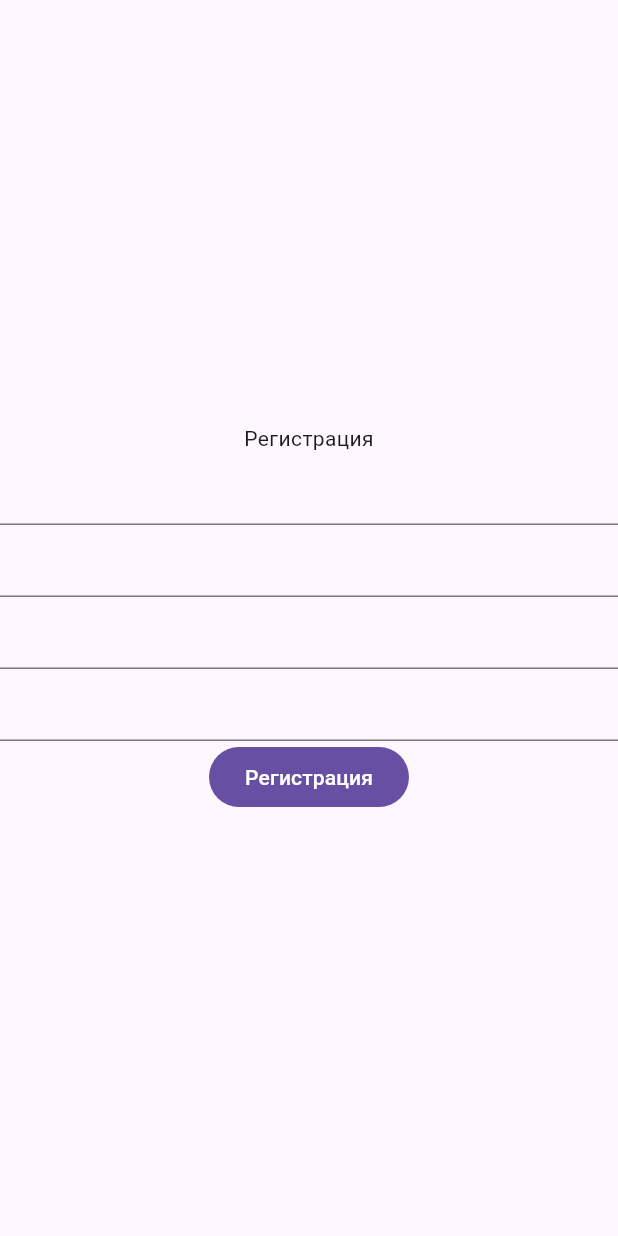
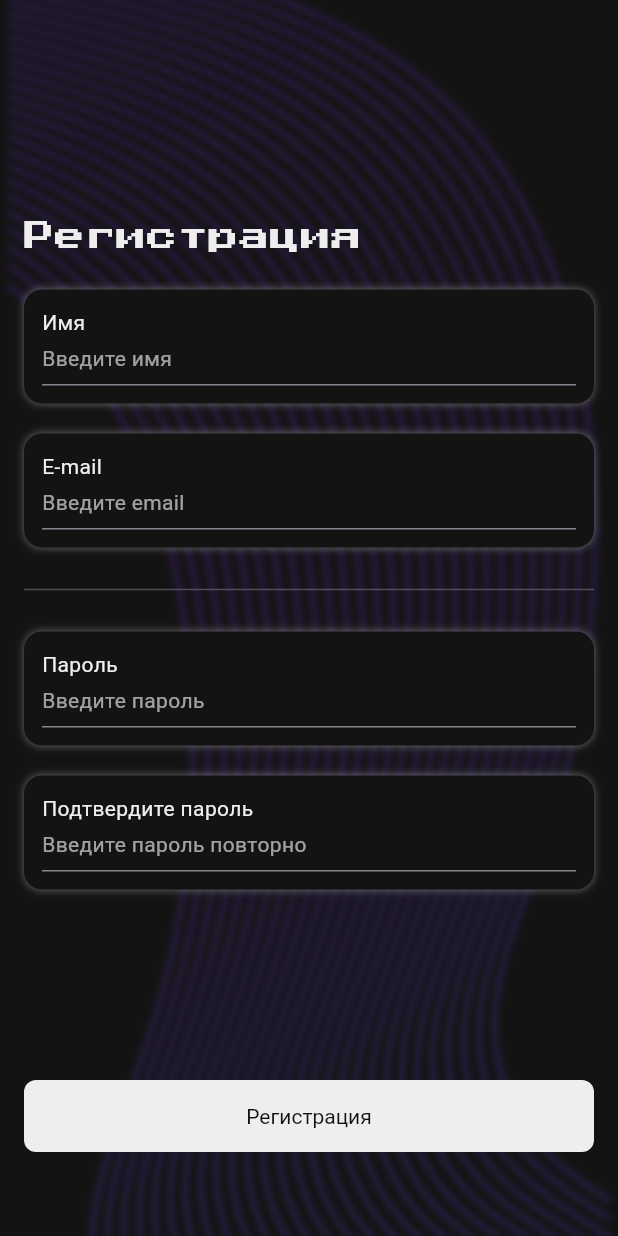
Before and after one commit to PPnGGn/draw_hub, a Flutter app: the screen it shows after launch, after a tap on "Регистрация", on a phone screen of 412 x 824 dp. Run offline on Flutter 3.47's test engine with Material 3 defaults, Android fonts, the phone set to English and light mode, and no system bars; our stand-ins replace firebase_auth, firebase_core, flutter_riverpod, go_router; accounts and stored records are empty.

Commit message:
задал тему и дизайн страниц авторизации

```diff
--- a/lib/auth/pages/login_page.dart
+++ /dev/null
@@ -1,23 +0,0 @@
-import 'package:flutter/material.dart';
-import 'package:go_router/go_router.dart';
-
-class LoginPage extends StatelessWidget {
-  const LoginPage({super.key});
-
-  @override
-  Widget build(BuildContext context) {
-    return Scaffold(
-      body: Column(
-        mainAxisAlignment: MainAxisAlignment.center,
-        children: [
-          Text('Вход'),
-          TextField(),
-          TextField(),
-
-          FilledButton(onPressed: () {}, child: Text('Войти')),
-          FilledButton(onPressed: () => context.push('/registration'), child: Text('Регистрация')),
-        ],
-      ),
-    );
-  }
-}
--- a/lib/auth/pages/registration_page.dart
+++ /dev/null
@@ -1,61 +0,0 @@
-import 'package:draw_hub/auth/usecases/auth_usecase.dart';
-import 'package:draw_hub/services/auth_service.dart';
-import 'package:flutter/material.dart';
-
-class RegistrationPage extends StatefulWidget {
-  const RegistrationPage({super.key});
-
-  @override
-  State<RegistrationPage> createState() => _RegistrationPageState();
-}
-
-class _RegistrationPageState extends State<RegistrationPage> {
-  final AuthUseCase _authUseCase = AuthUseCase(AuthService());
-  TextEditingController _emailController = TextEditingController();
-  TextEditingController _passwordController = TextEditingController();
-
-  @override
-  Widget build(BuildContext context) {
-    return Scaffold(
-      body: Column(
-        mainAxisAlignment: MainAxisAlignment.center,
-        children: [
-          Text('Регистрация'),
-          TextField(controller: _emailController),
-          TextField(controller: _passwordController),
-          TextField(),
-          TextField(),
-
-          FilledButton(
-            onPressed: () async {
-              final email = _emailController.text.trim();
-              final password = _passwordController.text.trim();
-
-              try {
-                final user = await _authUseCase.registrationUseCase(
-                  email: email,
-                  password: password,
-                );
-
-                if (user != null) {
-                  ScaffoldMessenger.of(context).showSnackBar(
-                    SnackBar(content: Text('Регистрация успешна!')),
-                  );
-                } else {
-                  ScaffoldMessenger.of(
-                    context,
-                  ).showSnackBar(SnackBar(content: Text('Ошибка регистрации')));
-                }
-              } catch (e) {
-                ScaffoldMessenger.of(
-                  context,
-                ).showSnackBar(SnackBar(content: Text('Ошибка: $e')));
-              }
-            },
-            child: Text('Регистрация'),
-          ),
-        ],
-      ),
-    );
-  }
-}
--- a/lib/core/providers/auth_providers.dart
+++ b/lib/core/providers/auth_providers.dart
@@ -1,4 +1,4 @@
-import 'package:draw_hub/auth/usecases/auth_usecase.dart';
+import 'package:draw_hub/features/auth/usecases/auth_usecase.dart';
 import 'package:draw_hub/services/auth_service.dart';
 import 'package:firebase_auth/firebase_auth.dart';
 import 'package:flutter_riverpod/flutter_riverpod.dart';
--- /dev/null
+++ b/lib/core/theme/app_colors.dart
@@ -0,0 +1,16 @@
+import 'dart:ui';
+
+class AppColors {
+  static const surface = Color(0xFF131313);
+  static const white = Color(0xFFEEEEEE);
+  static const gray = Color(0xFF87858F);
+  static const primary = Color(0xFF8924E7);
+  static const secondary = Color(0xFF6A46F9);
+  static const purple = Color(0xFF6A46F9);
+
+  static const shadow = Color(0xFFE3E3E3);
+
+  // static const onPrimary = Color(0xFFFFFFFF);
+  // static const secondary = Color(0xFF03DAC6);
+  // static const onSecondary = Color(0xFF000000);
+}
--- /dev/null
+++ b/lib/core/theme/app_theme.dart
@@ -0,0 +1,126 @@
+import 'package:draw_hub/core/theme/app_colors.dart';
+import 'package:flutter/material.dart';
+
+final ThemeData appTheme = ThemeData(
+  primaryColor: AppColors.primary,
+  //scaffoldBackgroundColor: AppColors.surface,
+  appBarTheme: const AppBarTheme(
+    backgroundColor: Color(0xFF181D23),
+    foregroundColor: Colors.yellow,
+    elevation: 1,
+    centerTitle: true,
+    surfaceTintColor: Colors.transparent,
+    titleTextStyle: TextStyle(
+      fontSize: 20,
+      fontWeight: FontWeight.bold,
+      color: Colors.yellow,
+    ),
+    iconTheme: IconThemeData(color: AppColors.primary),
+  ),
+  colorScheme: ColorScheme.dark(
+    primary: AppColors.primary,
+    secondary: AppColors.secondary,
+    surface: AppColors.surface,
+    onPrimary: AppColors.white,
+    onSecondary: AppColors.white,
+    onSurface: AppColors.white,
+  ),
+  cardTheme: const CardThemeData(
+    color: Color(0xFF222A36),
+    elevation: 3,
+    shadowColor: Color(0xFF11151A),
+    margin: EdgeInsets.symmetric(vertical: 7, horizontal: 10),
+    shape: RoundedRectangleBorder(
+      borderRadius: BorderRadius.all(Radius.circular(14)),
+    ),
+  ),
+  // floatingActionButtonTheme: const FloatingActionButtonThemeData(
+  //   backgroundColor: AppColors.primary,
+  //   foregroundColor: Color(0xFF222A36),
+  // ),
+  filledButtonTheme: FilledButtonThemeData(
+    style: ButtonStyle(
+      minimumSize: WidgetStateProperty.all<Size>(
+        const Size(double.infinity, 48),
+      ),
+      backgroundColor: WidgetStateProperty.all<Color>(AppColors.white),
+      foregroundColor: WidgetStateProperty.all<Color>(AppColors.surface),
+      textStyle: WidgetStateProperty.all<TextStyle>(
+        const TextStyle(fontSize: 14, fontWeight: FontWeight.w400),
+      ),
+      padding: WidgetStateProperty.all<EdgeInsetsGeometry>(
+        const EdgeInsets.symmetric(horizontal: 20, vertical: 12),
+      ),
+      shape: WidgetStateProperty.all<RoundedRectangleBorder>(
+        RoundedRectangleBorder(borderRadius: BorderRadius.circular(8.0)),
+      ),
+    ),
+  ),
+  dividerTheme: DividerThemeData(color: AppColors.gray.withValues(alpha: 0.5)),
+
+  textTheme: const TextTheme(
+    bodyMedium: TextStyle(
+      color: AppColors.white,
+      fontSize: 14,
+      fontWeight: FontWeight.w400,
+    ),
+    bodyLarge: TextStyle(
+      color: AppColors.white,
+      fontSize: 20,
+      fontWeight: FontWeight.w400,
+      fontFamily: "PressStart2P",
+    ),
+    // titleLarge: TextStyle(
+    //   color: AppColors.surface,
+    //   fontSize: 22,
+    //   fontWeight: FontWeight.bold,
+    // ),
+  ),
+  listTileTheme: const ListTileThemeData(
+    contentPadding: EdgeInsets.symmetric(horizontal: 12, vertical: 8),
+    iconColor: AppColors.primary,
+    tileColor: Color(0xFF222A36),
+    shape: RoundedRectangleBorder(
+      borderRadius: BorderRadius.all(Radius.circular(12)),
+    ),
+    textColor: Colors.yellow,
+  ),
+  bottomNavigationBarTheme: const BottomNavigationBarThemeData(
+    backgroundColor: Color(0xFF181D23),
+    elevation: 10,
+    selectedItemColor: Colors.yellow,
+    unselectedItemColor: Colors.grey,
+    selectedIconTheme: IconThemeData(color: Colors.yellow),
+    unselectedIconTheme: IconThemeData(color: Colors.grey),
+    showUnselectedLabels: true,
+    type: BottomNavigationBarType.fixed,
+  ),
+
+  // inputDecorationTheme: InputDecorationTheme(
+  //   fillColor: AppColors.surface,
+  //   filled: true,
+  //   border: OutlineInputBorder(
+  //     borderRadius: BorderRadius.circular(8.0),
+  //     borderSide: BorderSide(color: AppColors.gray),
+  //   ),
+  //   enabledBorder: OutlineInputBorder(
+  //     borderRadius: BorderRadius.circular(12.0),
+  //     borderSide: BorderSide(color: AppColors.gray),
+  //   ),
+  //   focusedBorder: OutlineInputBorder(
+  //     borderRadius: BorderRadius.circular(12.0),
+  //     borderSide: BorderSide(color: AppColors.primary),
+  //   ),
+  //   contentPadding: const EdgeInsets.symmetric(horizontal: 14, vertical: 10),
+  //   hintStyle: const TextStyle(
+  //     fontSize: 14,
+  //     fontWeight: FontWeight.w400,
+  //     color: AppColors.gray,
+  //   ),
+  //   labelStyle: TextStyle(
+  //     fontSize: 14,
+  //     fontWeight: FontWeight.w400,
+  //     color: AppColors.purple,
+  //   ),
+  // ),
+);
--- /dev/null
+++ b/lib/features/auth/pages/login_page.dart
@@ -0,0 +1,61 @@
+import 'package:draw_hub/features/auth/widgets/custom_text_field.dart';
+import 'package:draw_hub/features/widgets/gradient_button.dart';
+import 'package:flutter/material.dart';
+import 'package:go_router/go_router.dart';
+
+class LoginPage extends StatelessWidget {
+  const LoginPage({super.key});
+
+  @override
+  Widget build(BuildContext context) {
+    return Scaffold(
+
+      body: Stack(
+        children: [
+          Image.asset(
+            'assets/png/background_img.png',
+            fit: BoxFit.cover,
+            width: double.infinity,
+            height: MediaQuery.of(context).size.height,
+          ),
+          Padding(
+          padding: const EdgeInsets.all(16.0),
+          child: Column(
+            mainAxisAlignment: MainAxisAlignment.center,
+            crossAxisAlignment: CrossAxisAlignment.start,
+            children: [
+                 const Spacer(),
+              Text(
+                'Вход',
+                style: Theme.of(context).textTheme.bodyLarge,
+                textAlign: TextAlign.start,
+              ),
+              const SizedBox(height: 20),
+              CustomTextField(
+                labelText: 'E-mail',
+                hintText: 'Введите email',
+                controller: TextEditingController(),
+              ),
+              const SizedBox(height: 20),
+              CustomTextField(
+                labelText: 'Пароль',
+                hintText: 'Введите пароль',
+                controller: TextEditingController(),
+              ),
+              const Spacer(),
+              GradientButton(onPressed: () {}, text: 'Войти'),
+              const SizedBox(height: 20),
+              FilledButton(
+                onPressed: () => context.push('/registration'),
+                child: Text('Регистрация'),
+              ),
+               const SizedBox(height: 40),
+            ],
+          ),
+        ),
+        ],
+
+      ),
+    );
+  }
+}
--- /dev/null
+++ b/lib/features/auth/pages/registration_page.dart
@@ -0,0 +1,107 @@
+import 'package:draw_hub/features/auth/usecases/auth_usecase.dart';
+import 'package:draw_hub/features/auth/widgets/custom_text_field.dart';
+import 'package:draw_hub/services/auth_service.dart';
+import 'package:flutter/material.dart';
+
+class RegistrationPage extends StatefulWidget {
+  const RegistrationPage({super.key});
+
+  @override
+  State<RegistrationPage> createState() => _RegistrationPageState();
+}
+
+class _RegistrationPageState extends State<RegistrationPage> {
+  final AuthUseCase _authUseCase = AuthUseCase(AuthService());
+  final TextEditingController _nameController = TextEditingController();
+  final TextEditingController _emailController = TextEditingController();
+  final TextEditingController _passwordController = TextEditingController();
+  final TextEditingController _passwordConfirmController =
+      TextEditingController();
+
+  @override
+  Widget build(BuildContext context) {
+    return Scaffold(
+      body: Stack(
+        children: [
+          Image.asset(
+            'assets/png/background_img.png',
+            fit: BoxFit.cover,
+            width: double.infinity,
+            height: MediaQuery.of(context).size.height,
+          ),
+          Padding(
+            padding: const EdgeInsets.all(16.0),
+            child: Column(
+              mainAxisAlignment: MainAxisAlignment.center,
+              crossAxisAlignment: CrossAxisAlignment.start,
+              children: [
+                const Spacer(),
+                Text(
+                  'Регистрация',
+                  style: Theme.of(context).textTheme.bodyLarge,
+                  textAlign: TextAlign.start,
+                ),
+                const SizedBox(height: 20),
+                CustomTextField(
+                  controller: _nameController,
+                  hintText: 'Введите имя',
+                  labelText: 'Имя',
+                ),
+                const SizedBox(height: 20),
+                CustomTextField(
+                  controller: _emailController,
+                  hintText: 'Введите email',
+                  labelText: 'E-mail',
+                ),
+                const SizedBox(height: 20),
+                const Divider(),
+                const SizedBox(height: 20),
+                CustomTextField(
+                  controller: _passwordController,
+                  hintText: 'Введите пароль',
+                  labelText: 'Пароль',
+                ),
+                const SizedBox(height: 20),
+                CustomTextField(
+                  controller: _passwordConfirmController,
+                  hintText: 'Введите пароль повторно',
+                  labelText: 'Подтвердите пароль',
+                ),
+                const Spacer(),
+                FilledButton(
+                  onPressed: () async {
+                    final email = _emailController.text.trim();
+                    final password = _passwordController.text.trim();
+
+                    try {
+                      final user = await _authUseCase.registrationUseCase(
+                        email: email,
+                        password: password,
+                      );
+
+                      if (user != null) {
+                        ScaffoldMessenger.of(context).showSnackBar(
+                          SnackBar(content: Text('Регистрация успешна!')),
+                        );
+                      } else {
+                        ScaffoldMessenger.of(context).showSnackBar(
+                          SnackBar(content: Text('Ошибка регистрации')),
+                        );
+                      }
+                    } catch (e) {
+                      ScaffoldMessenger.of(
+                        context,
+                      ).showSnackBar(SnackBar(content: Text('Ошибка: $e')));
+                    }
+                  },
+                  child: Text('Регистрация'),
+                ),
+                const SizedBox(height: 40),
+              ],
+            ),
+          ),
+        ],
+      ),
+    );
+  }
+}
--- a/lib/auth/usecases/auth_usecase.dart
+++ b/lib/features/auth/usecases/auth_usecase.dart
@@ -21,7 +21,6 @@ class AuthUseCase {
       return null;
     }
   }
-
 
   Future<User?> loginUseCase({
     required String email,
--- /dev/null
+++ b/lib/features/auth/widgets/custom_text_field.dart
@@ -0,0 +1,58 @@
+import 'package:draw_hub/core/theme/app_colors.dart';
+import 'package:flutter/material.dart';
+
+class CustomTextField extends StatelessWidget {
+  const CustomTextField({
+    super.key,
+    required this.controller,
+    required this.hintText,
+    required this.labelText,
+  });
+
+  final TextEditingController controller;
+  final String hintText;
+  final String labelText;
+
+  @override
+  Widget build(BuildContext context) {
+    return Container(
+      padding: const EdgeInsets.all(12),
+      decoration: BoxDecoration(
+        color: AppColors.surface,
+        borderRadius: BorderRadius.circular(12),
+        boxShadow: [
+          BoxShadow(
+            color: AppColors.shadow.withValues(alpha: 0.4),
+            offset: const Offset(0, 0),
+            blurRadius: 4,
+          ),
+        ],
+      ),
+      child: Column(
+        crossAxisAlignment: CrossAxisAlignment.start,
+        children: [
+          Text(labelText, style: Theme.of(context).textTheme.bodyMedium),
+          const SizedBox(height: 4),
+          TextField(
+            controller: controller,
+            style: Theme.of(context).textTheme.bodyMedium,
+            decoration: InputDecoration(
+              contentPadding: const EdgeInsets.only(bottom: 8),
+              isDense: true,
+              enabledBorder: UnderlineInputBorder(
+                borderSide: BorderSide(color: AppColors.gray, width: 1.0),
+              ),
+              focusedBorder: UnderlineInputBorder(
+                borderSide: BorderSide(color: AppColors.gray, width: 2.0),
+              ),
+              hintText: hintText,
+              hintStyle: Theme.of(context).textTheme.bodyMedium?.copyWith(
+                color: Theme.of(context).hintColor,
+              ),
+            ),
+          ),
+        ],
+      ),
+    );
+  }
+}
--- /dev/null
+++ b/lib/features/gallery/pages/gallery_page.dart
@@ -0,0 +1,37 @@
+import 'package:draw_hub/core/providers/auth_providers.dart';
+import 'package:flutter/material.dart';
+import 'package:flutter_riverpod/flutter_riverpod.dart';
+
+class GalleryPage extends ConsumerWidget {
+  const GalleryPage({super.key});
+
+  @override
+  Widget build(BuildContext context, WidgetRef ref) {
+    return Scaffold(
+      body: Stack(
+        children: [
+          Image.asset(
+            'assets/png/background_img.png',
+            fit: BoxFit.cover,
+            width: double.infinity,
+            height: MediaQuery.of(context).size.height,
+          ),
+          Column(
+            mainAxisAlignment: MainAxisAlignment.center,
+            children: [
+              const Text("gallery"),
+              FilledButton(
+                onPressed: () async {
+                  // Читаем AuthUseCase из провайдера
+                  final authUseCase = ref.read(authUseCaseProvider);
+                  await authUseCase.logoutUseCase();
+                },
+                child: const Text('logout'),
+              ),
+            ],
+          ),
+        ],
+      ),
+    );
+  }
+}
--- /dev/null
+++ b/lib/features/widgets/gradient_button.dart
@@ -0,0 +1,36 @@
+import 'package:draw_hub/core/theme/app_colors.dart';
+import 'package:flutter/material.dart';
+
+class GradientButton extends StatelessWidget {
+  const GradientButton({
+    super.key,
+    required this.onPressed,
+    required this.text,
+  });
+
+  final VoidCallback onPressed;
+  final String text;
+
+  @override
+  Widget build(BuildContext context) {
+    return Container(
+      decoration: BoxDecoration(
+        borderRadius: BorderRadius.circular(8),
+        gradient: LinearGradient(
+          begin: Alignment.topCenter,
+          end: Alignment.bottomCenter,
+          stops: [0, 1],
+          colors: [AppColors.primary, AppColors.secondary],
+        ),
+      ),
+      child: FilledButton(
+        onPressed: onPressed,
+
+        style: Theme.of(context).filledButtonTheme.style?.copyWith(
+          backgroundColor: WidgetStatePropertyAll(Colors.transparent),
+        ),
+        child: Text(text, style: Theme.of(context).textTheme.bodyMedium),
+      ),
+    );
+  }
+}
--- a/lib/gallery/pages/gallery_page.dart
+++ /dev/null
@@ -1,31 +0,0 @@
-import 'package:draw_hub/auth/usecases/auth_usecase.dart';
-import 'package:draw_hub/core/providers/auth_providers.dart';
-import 'package:draw_hub/services/auth_service.dart';
-import 'package:flutter/material.dart';
-import 'package:flutter_riverpod/flutter_riverpod.dart';
-import 'package:go_router/go_router.dart';
-
-class GalleryPage extends ConsumerWidget {
-  const GalleryPage({super.key});
-
-  @override
-  Widget build(BuildContext context, WidgetRef ref) {
-    return Scaffold(
-      body: Column(
-        mainAxisAlignment: MainAxisAlignment.center,
-        children: [
-          const Text("gallery"),
-          FilledButton(
-            onPressed: () async {
-              // Читаем AuthUseCase из провайдера
-              final authUseCase = ref.read(authUseCaseProvider);
-              await authUseCase.logoutUseCase();
-
-            },
-            child: const Text('logout'),
-          ),
-        ],
-      ),
-    );
-  }
-}
--- a/lib/main.dart
+++ b/lib/main.dart
@@ -1,3 +1,4 @@
+import 'package:draw_hub/core/theme/app_theme.dart';
 import 'package:draw_hub/firebase_options.dart';
 import 'package:firebase_core/firebase_core.dart';
 import 'package:flutter/material.dart';
@@ -18,7 +19,7 @@ class MyApp extends ConsumerWidget {
 
   @override
   Widget build(BuildContext context, WidgetRef ref) {
-    final _router = ref.watch(routerProvider);
-    return MaterialApp.router(routerConfig: _router);
+    final router = ref.watch(routerProvider);
+    return MaterialApp.router(routerConfig: router, theme: appTheme);
   }
 }
```
Also changed, not shown: lib/core/router/router.dart (+5 -4 lines), pubspec.yaml (+10 -0 lines), assets/fonts/PressStart2P-Regular.ttf (added), assets/png/background_img.png (added), assets/svg/background_img.svg (added), pubspec.lock, 4 other files. Lines whose indentation alone changed are shown as unchanged.
